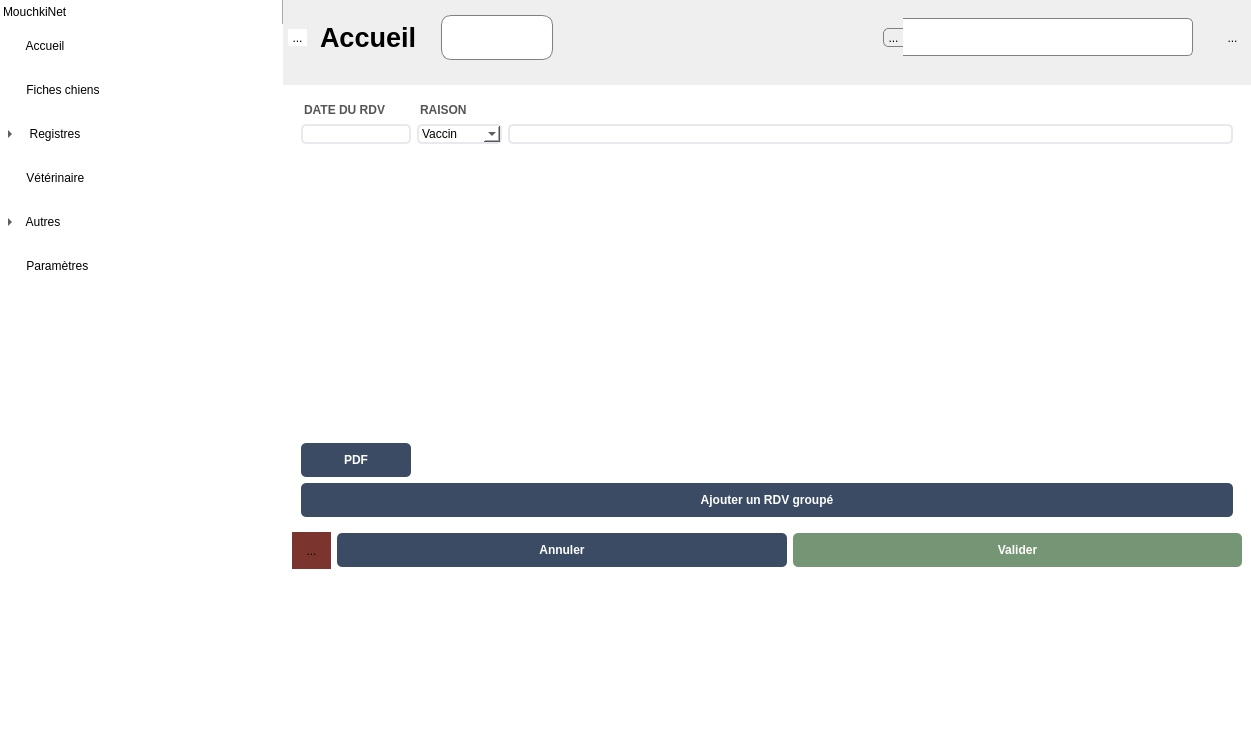
Before: the Qt Designer form mainwindow.ui in ArtAuc/mkrescue, drawn with Qt 5.
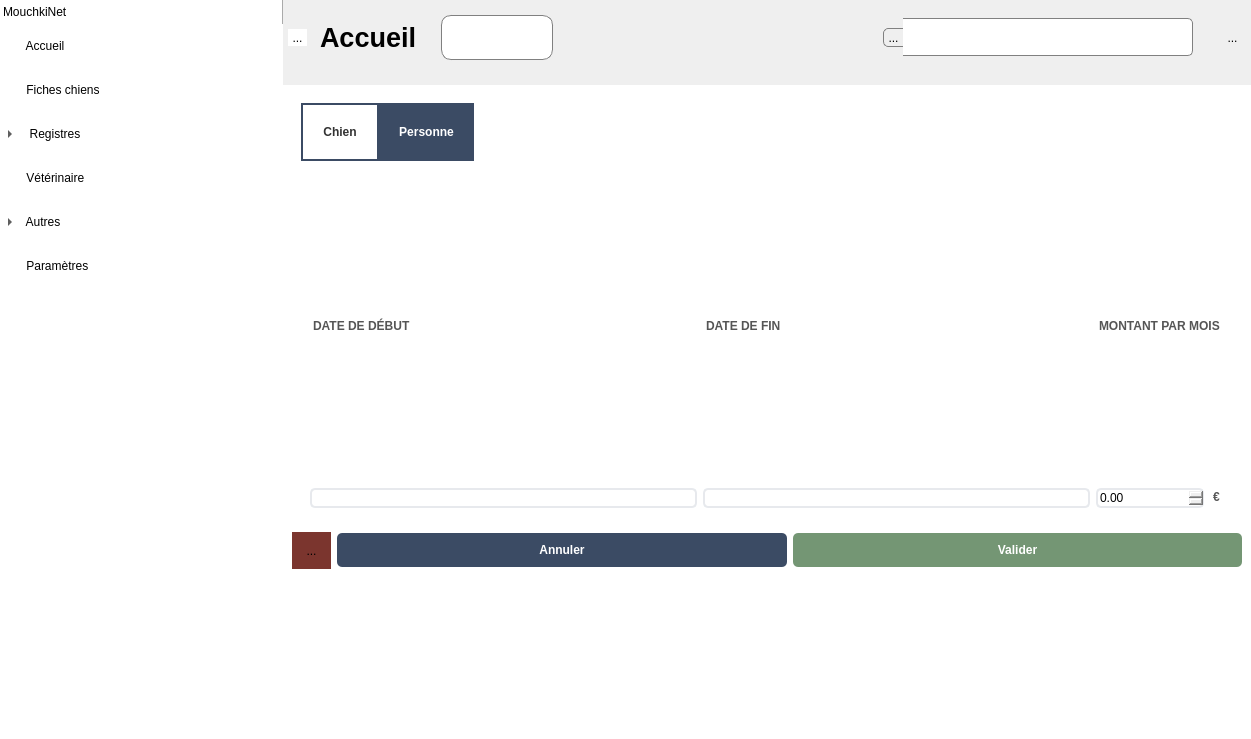
After: the same form once the commit is applied. The open tabs and pages were chosen to show the change. Icons and pictures are not drawn. Custom widgets are drawn as their Qt base class.

Commit message: Dog sponsors edit page

Patch:
```diff
--- a/mainwindow.ui
+++ b/mainwindow.ui
@@ -992,7 +992,7 @@
           <item>
            <widget class="QStackedWidget" name="editStacked">
             <property name="currentIndex">
-             <number>6</number>
+             <number>3</number>
             </property>
             <widget class="QWidget" name="entryEditPage">
              <property name="sizePolicy">
@@ -1458,6 +1458,103 @@
               </item>
              </layout>
             </widget>
+            <widget class="QWidget" name="sponsorsEditPage">
+             <layout class="QVBoxLayout" name="verticalLayout_25">
+              <item>
+               <widget class="QTabWidget" name="sponsorsTabWidget">
+                <property name="currentIndex">
+                 <number>0</number>
+                </property>
+                <widget class="QWidget" name="sponsorsTab1">
+                 <attribute name="title">
+                  <string>Chien</string>
+                 </attribute>
+                 <layout class="QGridLayout" name="gridLayout_15">
+                  <item row="0" column="2">
+                   <layout class="QVBoxLayout" name="verticalLayout_28">
+                    <item>
+                     <widget class="QLabel" name="endDateSponsorsLabel">
+                      <property name="text">
+                       <string>DATE DE FIN</string>
+                      </property>
+                     </widget>
+                    </item>
+                    <item>
+                     <widget class="CustomDateTimeEdit" name="endDateSponsorsEdit"/>
+                    </item>
+                   </layout>
+                  </item>
+                  <item row="0" column="0">
+                   <layout class="QVBoxLayout" name="verticalLayout_27">
+                    <item>
+                     <widget class="QLabel" name="beginDateSponsorsLabel">
+                      <property name="text">
+                       <string>DATE DE DÉBUT</string>
+                      </property>
+                     </widget>
+                    </item>
+                    <item>
+                     <widget class="CustomDateTimeEdit" name="startDateSponsorsEdit"/>
+                    </item>
+                   </layout>
+                  </item>
+                  <item row="0" column="3">
+                   <layout class="QVBoxLayout" name="verticalLayout_26">
+                    <item>
+                     <widget class="QLabel" name="amountSponsorsLabel">
+                      <property name="text">
+                       <string>MONTANT PAR MOIS</string>
+                      </property>
+                     </widget>
+                    </item>
+                    <item>
+                     <layout class="QHBoxLayout" name="horizontalLayout_18">
+                      <item>
+                       <widget class="QDoubleSpinBox" name="amountSponsorsEdit">
+                        <property name="sizePolicy">
+                         <sizepolicy hsizetype="Preferred" vsizetype="Preferred">
+                          <horstretch>0</horstretch>
+                          <verstretch>0</verstretch>
+                         </sizepolicy>
+                        </property>
+                        <property name="maximum">
+                         <double>999.990000000000009</double>
+                        </property>
+                       </widget>
+                      </item>
+                      <item>
+                       <widget class="QLabel" name="amountSponsorsBoxLabel">
+                        <property name="sizePolicy">
+                         <sizepolicy hsizetype="Fixed" vsizetype="Fixed">
+                          <horstretch>0</horstretch>
+                          <verstretch>0</verstretch>
+                         </sizepolicy>
+                        </property>
+                        <property name="styleSheet">
+                         <string notr="true">qproperty-alignment: AlignCenter
+</string>
+                        </property>
+                        <property name="text">
+                         <string>€</string>
+                        </property>
+                       </widget>
+                      </item>
+                     </layout>
+                    </item>
+                   </layout>
+                  </item>
+                 </layout>
+                </widget>
+                <widget class="QWidget" name="sponsorsTab2">
+                 <attribute name="title">
+                  <string>Personne</string>
+                 </attribute>
+                 <layout class="QVBoxLayout" name="verticalLayout_24"/>
+                </widget>
+               </widget>
+              </item>
+             </layout>
+            </widget>
             <widget class="QWidget" name="redListEditPage">
              <property name="styleSheet">
               <string notr="true">QLineEdit{
@@ -1697,8 +1794,8 @@
                   <rect>
                    <x>0</x>
                    <y>0</y>
-                   <width>948</width>
-                   <height>312</height>
+                   <width>68</width>
+                   <height>18</height>
                   </rect>
                  </property>
                  <layout class="QVBoxLayout" name="verticalLayout_20">
```
Left out of the diff: 14 changed lines with no effect on the pictures. The commit also changes 9 other files.
